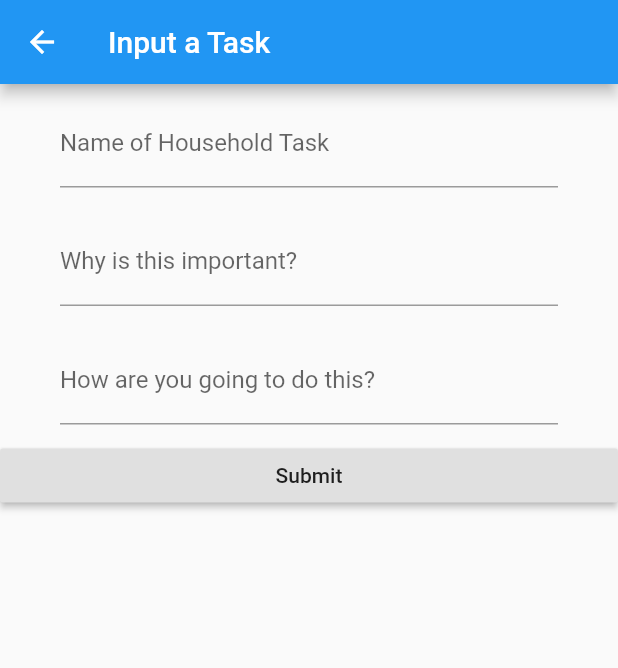
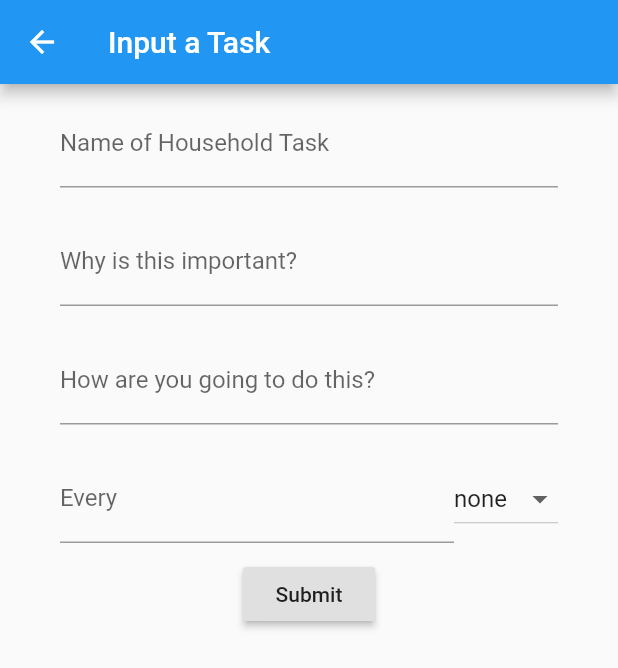
Before and after one commit to sysemenova/college_survival_software, a Flutter app: the InputTaskWidget screen opened directly, on a phone screen of 412 x 824 dp. Shown: the top 668 px of the screen. Run offline on Flutter 3.47's test engine with Material 2 defaults, Android fonts, the phone set to English and light mode, and no system bars.

Commit message:
Input officially works with recurring!

```diff
--- a/lib/householdtaskwidget.dart
+++ b/lib/householdtaskwidget.dart
@@ -38,6 +38,7 @@ class _TaskWidgetState extends State<TaskWidget> {
     var hString = "How Do I Do This?";
 
     var info = [wString, task.why, hString, task.how, task.doneCheck];
+    ScrollController control = new ScrollController();
 
     return Scaffold(
       appBar: AppBar(
@@ -52,6 +53,8 @@ class _TaskWidgetState extends State<TaskWidget> {
       // notion document. Another constructor may be more useful.
       body: ListView.builder(
         // I do Not understand padding either.
+        //controller: control,
+        //physics: const AlwaysScrollableScrollPhysics(),
         padding: EdgeInsets.all(30),
         itemCount: info.length,
 
--- a/lib/inputtaskwidget.dart
+++ b/lib/inputtaskwidget.dart
@@ -16,9 +16,14 @@ class _InputTaskWidgetState extends State<InputTaskWidget> {
   TextEditingController nameController = TextEditingController();
   TextEditingController whyController = TextEditingController();
   TextEditingController howController = TextEditingController();
+  TextEditingController everyController = TextEditingController();
+  List<String> options = ['none', 'days', 'weeks'];
+  var dropdownValue = 'none';
 
   @override
   Widget build(BuildContext context) {
+
+
     return Scaffold(
       appBar: AppBar(title: Text("Input a Task")),
       body: ListView(
@@ -50,13 +55,53 @@ class _InputTaskWidgetState extends State<InputTaskWidget> {
                 ),
               )
           ),
-          RaisedButton(
+          Padding(
+              padding: EdgeInsets.symmetric(horizontal: 40, vertical: 10),
+              child: Row(
+                  children:
+                  [
+                    Flexible(child: TextField(
+                      decoration: InputDecoration(labelText: 'Every'),
+                      controller: everyController,
+                      keyboardType: TextInputType.number,
+                    )),
+                    DropdownButton<String>(
+                    value: dropdownValue,
+                    onChanged: (String newValue) {
+                      setState(() {
+                        dropdownValue = newValue;
+                      });
+                    },
+                    items: options.map<DropdownMenuItem<String>>((String value) {
+                      return DropdownMenuItem<String> (
+                        value: value,
+                        child: Text(value),
+                      );
+                    }).toList(),
+                  )]
+              )
+          ),
+
+          Align(
+              child: RaisedButton(
                 child: Text('Submit'),
                 onPressed: (){
-              var toret = HouseholdTask(nameController.text, whyController.text, howController.text, false);
+                  //recurringArgs: {Symbol("every"): Duration(days: 1)}
+                  var toret;
+                  if (dropdownValue != 'none' && everyController.text != '') {
+                    var numdays = int.parse(everyController.text);
+                    if (dropdownValue == options[2]) {
+                      numdays *= 7;
+                    }
+                    toret = HouseholdTask(nameController.text, whyController.text, howController.text, false,
+                      recurringArgs: {Symbol("every"): Duration(days: numdays)});
+                  } else {
+                    toret = HouseholdTask(nameController.text, whyController.text, howController.text, false);
+                  }
                   toret = toret.checkEmpty() ? null : toret;
                   Navigator.pop(context, toret);},
               )
+          ),
         ],
       ),
     );
--- a/lib/tasklist.dart
+++ b/lib/tasklist.dart
@@ -76,6 +76,7 @@ class _TaskListState extends State<TaskListWidget> {
         body: ListView.builder(
             itemCount: (show.length + lists.length),
             padding: EdgeInsets.all(17),
+            //physics: AlwaysScrollableScrollPhysics(),
             itemBuilder: (context, i) {
               if (i < show.length) {
                 var cur = show[i];
```
Lines whose indentation alone changed are shown as unchanged.
